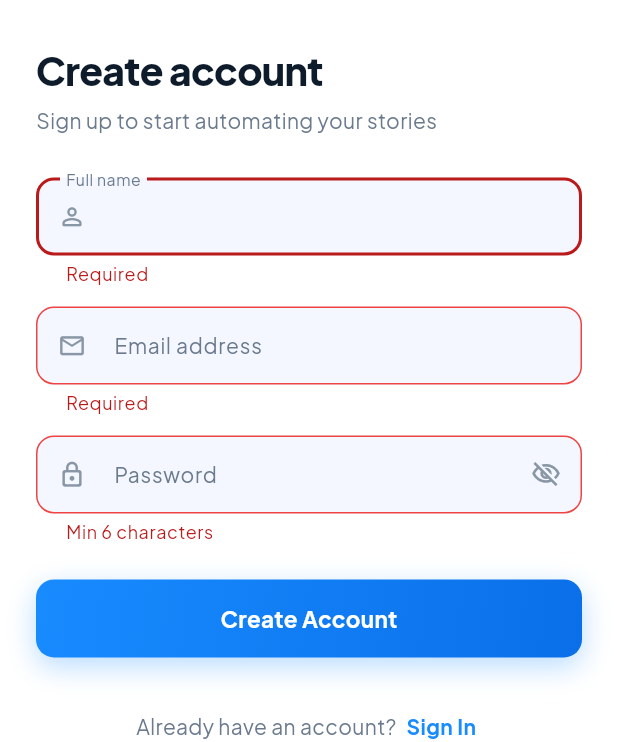
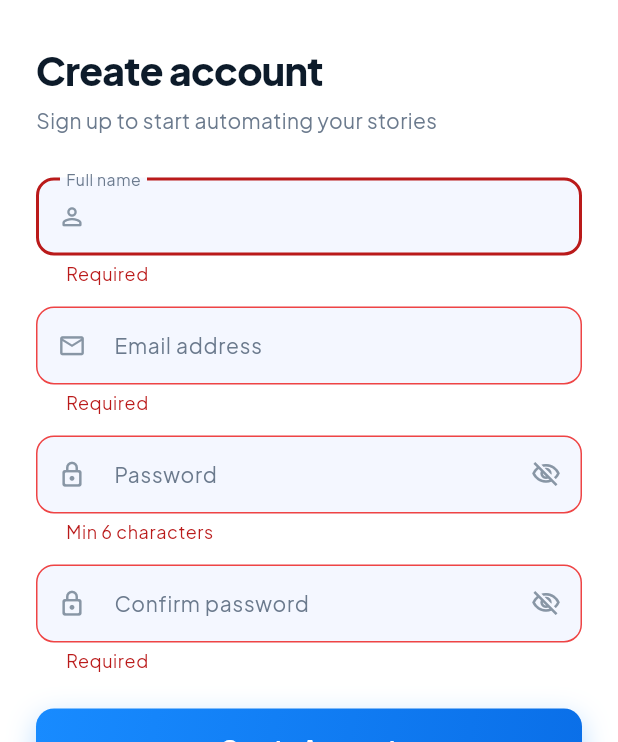
Before and after one commit to sohankhandaker/story-automation-mobile, a Flutter app: the screen it shows after launch, after a tap on "Sign In", after a tap on "Register", after a tap on "Create Account", on a phone screen of 412 x 824 dp, the part 494-1236 px from its top. Run offline on Flutter 3.47's test engine with Material 3 defaults, Android fonts, the phone set to English and light mode, and no system bars; our stand-ins replace dio, file_picker, flutter_markdown, flutter_riverpod, flutter_secure_storage, flutter_svg and 5 more.

Commit message:
fix: signup UX review — confirm password, email validation, error auto-clear
- Confirm password field added in register mode with matching validator;
  own show/hide toggle; textInputAction chains password → confirm → submit
- Email validator upgraded from empty-check to regex validation —
  catches malformed addresses like foo@ or notanemail
- API error auto-clears as soon as user edits any field (controller
  listeners call clearError()); no more stale banners after re-typing
- Password helper text 'At least 6 characters' shown in register mode
  before first submit so the requirement is visible upfront
- _toggleMode resets _obscure and _confirmObscure so both password
  fields start hidden when switching Sign In ↔ Register

Co-Authored-By: Claude Sonnet 4.6 <noreply@anthropic.com>

```diff
--- a/lib/screens/login_screen.dart
+++ b/lib/screens/login_screen.dart
@@ -18,11 +18,14 @@ class _LoginScreenState extends ConsumerState<LoginScreen>
   final _nameCtrl = TextEditingController();
   final _emailCtrl = TextEditingController();
   final _passCtrl = TextEditingController();
+  final _confirmPassCtrl = TextEditingController();
   final _nameFocus = FocusNode();
   final _emailFocus = FocusNode();
   final _passFocus = FocusNode();
+  final _confirmPassFocus = FocusNode();
   bool _isRegister = false;
   bool _obscure = true;
+  bool _confirmObscure = true;
   late final AnimationController _fadeCtrl;
   late final Animation<double> _fadeAnim;
 
@@ -35,6 +38,17 @@ class _LoginScreenState extends ConsumerState<LoginScreen>
     );
     _fadeAnim = CurvedAnimation(parent: _fadeCtrl, curve: Curves.easeOut);
     _fadeCtrl.forward();
+
+    // Clear API error as soon as the user edits any field
+    for (final ctrl in [_nameCtrl, _emailCtrl, _passCtrl, _confirmPassCtrl]) {
+      ctrl.addListener(_clearApiError);
+    }
+  }
+
+  void _clearApiError() {
+    if (ref.read(authProvider).error != null) {
+      ref.read(authProvider.notifier).clearError();
+    }
   }
 
   @override
@@ -42,9 +56,11 @@ class _LoginScreenState extends ConsumerState<LoginScreen>
     _nameCtrl.dispose();
     _emailCtrl.dispose();
     _passCtrl.dispose();
+    _confirmPassCtrl.dispose();
     _nameFocus.dispose();
     _emailFocus.dispose();
     _passFocus.dispose();
+    _confirmPassFocus.dispose();
     _fadeCtrl.dispose();
     super.dispose();
   }
@@ -65,10 +81,14 @@ class _LoginScreenState extends ConsumerState<LoginScreen>
     ref.read(authProvider.notifier).clearError();
     _formKey.currentState?.reset();
     _passCtrl.clear();
+    _confirmPassCtrl.clear();
     _fadeCtrl.reset();
-    setState(() => _isRegister = !_isRegister);
+    setState(() {
+      _isRegister = !_isRegister;
+      _obscure = true;
+      _confirmObscure = true;
+    });
     _fadeCtrl.forward();
-    // Move focus to first field of new mode
     final scope = FocusScope.of(context);
     Future.microtask(() => scope.requestFocus(_isRegister ? _nameFocus : _emailFocus));
   }
@@ -149,7 +169,14 @@ class _LoginScreenState extends ConsumerState<LoginScreen>
                               textInputAction: TextInputAction.next,
                               onFieldSubmitted: (_) => FocusScope.of(context)
                                   .requestFocus(_passFocus),
-                              validator: (v) => v!.isEmpty ? 'Required' : null,
+                              validator: (v) {
+                                if (v == null || v.isEmpty) return 'Required';
+                                if (!RegExp(r'^[^@\s]+@[^@\s]+\.[^@\s]+$')
+                                    .hasMatch(v)) {
+                                  return 'Enter a valid email address';
+                                }
+                                return null;
+                              },
                             ),
                             const Gap(14),
                             _Field(
@@ -158,8 +185,14 @@ class _LoginScreenState extends ConsumerState<LoginScreen>
                               label: 'Password',
                               icon: Icons.lock_outline_rounded,
                               obscureText: _obscure,
-                              textInputAction: TextInputAction.done,
-                              onFieldSubmitted: (_) => _submit(),
+                              helperText: _isRegister ? 'At least 6 characters' : null,
+                              textInputAction: _isRegister
+                                  ? TextInputAction.next
+                                  : TextInputAction.done,
+                              onFieldSubmitted: (_) => _isRegister
+                                  ? FocusScope.of(context)
+                                      .requestFocus(_confirmPassFocus)
+                                  : _submit(),
                               validator: (v) =>
                                   v!.length < 6 ? 'Min 6 characters' : null,
                               suffixIcon: IconButton(
@@ -174,6 +207,36 @@ class _LoginScreenState extends ConsumerState<LoginScreen>
                                     setState(() => _obscure = !_obscure),
                               ),
                             ),
+                            if (_isRegister) ...[
+                              const Gap(14),
+                              _Field(
+                                controller: _confirmPassCtrl,
+                                focusNode: _confirmPassFocus,
+                                label: 'Confirm password',
+                                icon: Icons.lock_outline_rounded,
+                                obscureText: _confirmObscure,
+                                textInputAction: TextInputAction.done,
+                                onFieldSubmitted: (_) => _submit(),
+                                validator: (v) {
+                                  if (v == null || v.isEmpty) return 'Required';
+                                  if (v != _passCtrl.text) {
+                                    return 'Passwords do not match';
+                                  }
+                                  return null;
+                                },
+                                suffixIcon: IconButton(
+                                  icon: Icon(
+                                    _confirmObscure
+                                        ? Icons.visibility_off_outlined
+                                        : Icons.visibility_outlined,
+                                    size: 20,
+                                    color: const Color(0xFF8896A5),
+                                  ),
+                                  onPressed: () => setState(
+                                      () => _confirmObscure = !_confirmObscure),
+                                ),
+                              ),
+                            ],
 
                             // Error
                             if (state.error != null) ...[
@@ -519,6 +582,7 @@ class _Field extends StatelessWidget {
   final void Function(String)? onFieldSubmitted;
   final String? Function(String?)? validator;
   final Widget? suffixIcon;
+  final String? helperText;
 
   const _Field({
     required this.controller,
@@ -532,6 +596,7 @@ class _Field extends StatelessWidget {
     this.onFieldSubmitted,
     this.validator,
     this.suffixIcon,
+    this.helperText,
   });
 
   @override
@@ -552,6 +617,8 @@ class _Field extends StatelessWidget {
         labelText: label,
         prefixIcon: Icon(icon, size: 19, color: const Color(0xFF8896A5)),
         suffixIcon: suffixIcon,
+        helperText: helperText,
+        helperStyle: const TextStyle(fontSize: 12, color: Color(0xFF8896A5)),
       ),
     );
   }
```
